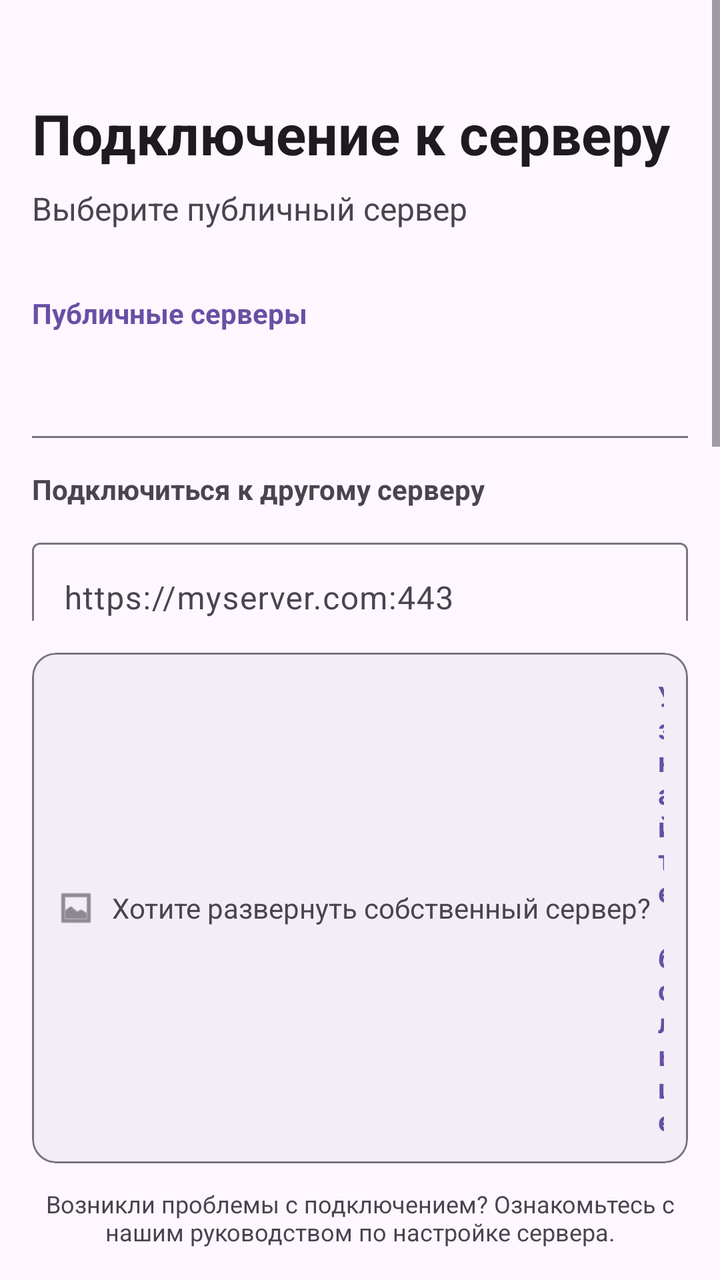
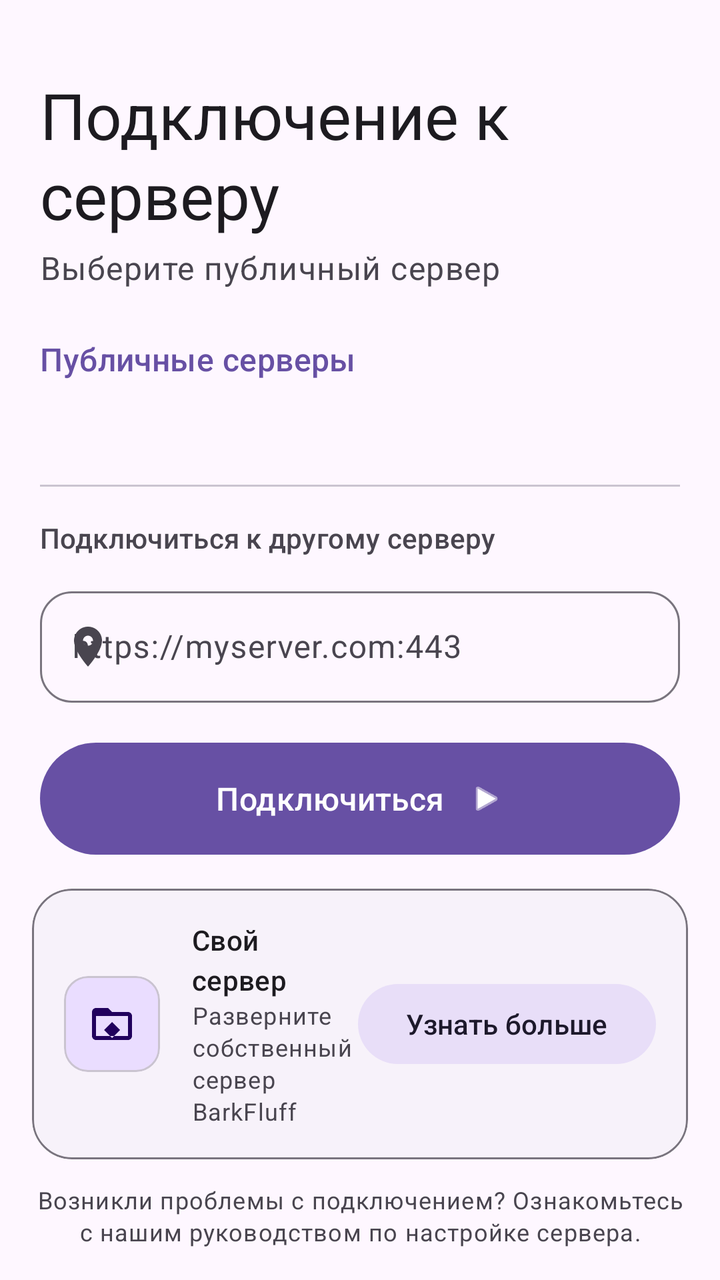

Two renders of the same Android screen: before a commit and after it. Below are the layout's source before the change and the commit's diff.
<!-- AndroidManifest.xml: activity theme Theme.BarkfluffClientAndroid -->
<!-- res/layout/activity_select_server.xml -->
<?xml version="1.0" encoding="utf-8"?>
<androidx.constraintlayout.widget.ConstraintLayout xmlns:android="http://schemas.android.com/apk/res/android"
    xmlns:app="http://schemas.android.com/apk/res-auto"
    android:layout_width="match_parent"
    android:layout_height="match_parent"
    android:background="?attr/android:colorBackground">

    <ScrollView
        android:layout_width="0dp"
        android:layout_height="0dp"
        android:fillViewport="true"
        app:layout_constraintBottom_toTopOf="@id/infoPanel"
        app:layout_constraintEnd_toEndOf="parent"
        app:layout_constraintStart_toStartOf="parent"
        app:layout_constraintTop_toTopOf="parent">

        <LinearLayout
            android:layout_width="match_parent"
            android:layout_height="wrap_content"
            android:orientation="vertical"
            android:padding="16dp">

            
            <TextView
                android:id="@+id/titleText"
                android:layout_width="wrap_content"
                android:layout_height="wrap_content"
                android:layout_marginTop="32dp"
                android:text="Подключение к серверу"
                android:textColor="?attr/colorOnSurface"
                android:textSize="28sp"
                android:textStyle="bold" />

            
            <TextView
                android:id="@+id/subtitleText"
                android:layout_width="wrap_content"
                android:layout_height="wrap_content"
                android:layout_marginTop="8dp"
                android:layout_marginBottom="32dp"
                android:text="Выберите публичный сервер"
                android:textColor="?attr/colorOnSurfaceVariant"
                android:textSize="16sp" />

            
            <TextView
                android:layout_width="wrap_content"
                android:layout_height="wrap_content"
                android:layout_marginBottom="12dp"
                android:text="Публичные серверы"
                android:textColor="?attr/colorPrimary"
                android:textSize="14sp"
                android:textStyle="bold" />

            
            <androidx.recyclerview.widget.RecyclerView
                android:id="@+id/serverListRecyclerView"
                android:layout_width="match_parent"
                android:layout_height="wrap_content"
                android:layout_marginBottom="24dp"
                android:nestedScrollingEnabled="false"
                android:overScrollMode="never" />

            
            <ProgressBar
                android:id="@+id/loadingProgressBar"
                android:layout_width="wrap_content"
                android:layout_height="wrap_content"
                android:layout_gravity="center"
                android:layout_marginBottom="24dp"
                android:visibility="gone" />

            
            <View
                android:layout_width="match_parent"
                android:layout_height="1dp"
                android:layout_marginVertical="16dp"
                android:background="?attr/colorOutline" />

            
            <TextView
                android:layout_width="wrap_content"
                android:layout_height="wrap_content"
                android:layout_marginBottom="12dp"
                android:text="Подключиться к другому серверу"
                android:textColor="?attr/colorOnSurfaceVariant"
                android:textSize="14sp"
                android:textStyle="bold" />

            
            <com.google.android.material.textfield.TextInputLayout
                android:id="@+id/serverAddressInputLayout"
                style="@style/Widget.Material3.TextInputLayout.OutlinedBox"
                android:layout_width="match_parent"
                android:layout_height="wrap_content"
                android:layout_marginBottom="16dp"
                android:hint="https://myserver.com:443">

                <com.google.android.material.textfield.TextInputEditText
                    android:id="@+id/serverAddressEditText"
                    android:layout_width="match_parent"
                    android:layout_height="wrap_content"
                    android:inputType="textUri"
                    android:maxLines="1" />

            </com.google.android.material.textfield.TextInputLayout>

            
            <com.google.android.material.button.MaterialButton
                android:id="@+id/connectButton"
                android:layout_width="wrap_content"
                android:layout_height="wrap_content"
                android:layout_gravity="center_horizontal"
                android:layout_marginBottom="24dp"
                android:paddingHorizontal="32dp"
                android:text="Подключиться"
                android:textAllCaps="false"
                android:textSize="16sp"
                app:icon="@android:drawable/ic_media_play"
                app:iconGravity="textEnd" />

        </LinearLayout>

    </ScrollView>

    
    <LinearLayout
        android:id="@+id/infoPanel"
        android:layout_width="0dp"
        android:layout_height="wrap_content"
        android:orientation="vertical"
        android:padding="16dp"
        app:layout_constraintBottom_toBottomOf="parent"
        app:layout_constraintEnd_toEndOf="parent"
        app:layout_constraintStart_toStartOf="parent">

        
        <com.google.android.material.card.MaterialCardView
            android:id="@+id/selfHostedCard"
            android:layout_width="match_parent"
            android:layout_height="wrap_content"
            android:layout_marginBottom="12dp"
            app:cardBackgroundColor="?attr/colorSurfaceContainer"
            app:cardCornerRadius="12dp"
            app:cardElevation="0dp"
            app:strokeColor="?attr/colorOutline"
            app:strokeWidth="1dp">

            <LinearLayout
                android:layout_width="match_parent"
                android:layout_height="wrap_content"
                android:gravity="center"
                android:orientation="horizontal"
                android:padding="12dp">

                <ImageView
                    android:layout_width="20dp"
                    android:layout_height="20dp"
                    android:layout_marginEnd="8dp"
                    android:src="@android:drawable/ic_menu_gallery"
                    app:tint="?attr/colorOnSurfaceVariant" />

                <TextView
                    android:layout_width="wrap_content"
                    android:layout_height="wrap_content"
                    android:text="Хотите развернуть собственный сервер? "
                    android:textColor="?attr/colorOnSurfaceVariant"
                    android:textSize="14sp" />

                <TextView
                    android:id="@+id/selfHostedLink"
                    android:layout_width="wrap_content"
                    android:layout_height="wrap_content"
                    android:text="Узнайте больше"
                    android:textColor="?attr/colorPrimary"
                    android:textSize="14sp"
                    android:textStyle="bold" />

            </LinearLayout>

        </com.google.android.material.card.MaterialCardView>

        
        <TextView
            android:layout_width="match_parent"
            android:layout_height="wrap_content"
            android:gravity="center"
            android:text="Возникли проблемы с подключением? Ознакомьтесь с нашим руководством по настройке сервера."
            android:textColor="?attr/colorOnSurfaceVariant"
            android:textSize="12sp" />

    </LinearLayout>

</androidx.constraintlayout.widget.ConstraintLayout>
<!-- resources referenced by this layout -->
<resources>
  <style name="Theme.BarkfluffClientAndroid" parent="Base.Theme.BarkfluffClientAndroid" />
  <style name="Base.Theme.BarkfluffClientAndroid" parent="Theme.Material3.DayNight.NoActionBar">
          
          <item name="android:statusBarColor">?attr/colorSurface</item>
          <item name="android:windowBackground">?android:attr/colorBackground</item>
      </style>
</resources>

<!-- the commit's change to res/layout/activity_select_server.xml (unified diff, before → after) -->
@@ -5,7 +5,7 @@
     android:layout_height="match_parent"
     android:background="?attr/android:colorBackground">
 
-    <ScrollView
+    <androidx.core.widget.NestedScrollView
         android:layout_width="0dp"
         android:layout_height="0dp"
         android:fillViewport="true"
@@ -18,29 +18,28 @@
             android:layout_width="match_parent"
             android:layout_height="wrap_content"
             android:orientation="vertical"
-            android:padding="16dp">
+            android:padding="20dp">
 
             
             <TextView
                 android:id="@+id/titleText"
                 android:layout_width="wrap_content"
                 android:layout_height="wrap_content"
-                android:layout_marginTop="32dp"
+                android:layout_marginTop="16dp"
                 android:text="Подключение к серверу"
-                android:textColor="?attr/colorOnSurface"
-                android:textSize="28sp"
-                android:textStyle="bold" />
+                android:textAppearance="?attr/textAppearanceHeadlineLarge"
+                android:textColor="?attr/colorOnSurface" />
 
             
             <TextView
                 android:id="@+id/subtitleText"
                 android:layout_width="wrap_content"
                 android:layout_height="wrap_content"
-                android:layout_marginTop="8dp"
-                android:layout_marginBottom="32dp"
+                android:layout_marginTop="4dp"
+                android:layout_marginBottom="24dp"
                 android:text="Выберите публичный сервер"
-                android:textColor="?attr/colorOnSurfaceVariant"
-                android:textSize="16sp" />
+                android:textAppearance="?attr/textAppearanceBodyLarge"
+                android:textColor="?attr/colorOnSurfaceVariant" />
 
             
             <TextView
@@ -48,9 +47,8 @@
                 android:layout_height="wrap_content"
                 android:layout_marginBottom="12dp"
                 android:text="Публичные серверы"
-                android:textColor="?attr/colorPrimary"
-                android:textSize="14sp"
-                android:textStyle="bold" />
+                android:textAppearance="?attr/textAppearanceTitleMedium"
+                android:textColor="?attr/colorPrimary" />
 
             
             <androidx.recyclerview.widget.RecyclerView
@@ -62,20 +60,21 @@
                 android:overScrollMode="never" />
 
             
-            <ProgressBar
+            <com.google.android.material.progressindicator.CircularProgressIndicator
                 android:id="@+id/loadingProgressBar"
                 android:layout_width="wrap_content"
                 android:layout_height="wrap_content"
                 android:layout_gravity="center"
                 android:layout_marginBottom="24dp"
-                android:visibility="gone" />
-
-            
-            <View
-                android:layout_width="match_parent"
-                android:layout_height="1dp"
-                android:layout_marginVertical="16dp"
-                android:background="?attr/colorOutline" />
+                android:indeterminate="true"
+                android:visibility="gone"
+                app:indicatorColor="?attr/colorPrimary" />
+
+            
+            <com.google.android.material.divider.MaterialDivider
+                android:layout_width="match_parent"
+                android:layout_height="wrap_content"
+                android:layout_marginVertical="16dp" />
 
             
             <TextView
@@ -83,9 +82,8 @@
                 android:layout_height="wrap_content"
                 android:layout_marginBottom="12dp"
                 android:text="Подключиться к другому серверу"
-                android:textColor="?attr/colorOnSurfaceVariant"
-                android:textSize="14sp"
-                android:textStyle="bold" />
+                android:textAppearance="?attr/textAppearanceTitleSmall"
+                android:textColor="?attr/colorOnSurfaceVariant" />
 
             
             <com.google.android.material.textfield.TextInputLayout
@@ -94,7 +92,12 @@
                 android:layout_width="match_parent"
                 android:layout_height="wrap_content"
                 android:layout_marginBottom="16dp"
-                android:hint="https://myserver.com:443">
+                android:hint="https://myserver.com:443"
+                app:boxCornerRadiusBottomEnd="16dp"
+                app:boxCornerRadiusBottomStart="16dp"
+                app:boxCornerRadiusTopEnd="16dp"
+                app:boxCornerRadiusTopStart="16dp"
+                app:startIconDrawable="@drawable/ic_location">
 
                 <com.google.android.material.textfield.TextInputEditText
                     android:id="@+id/serverAddressEditText"
@@ -108,20 +111,20 @@
             
             <com.google.android.material.button.MaterialButton
                 android:id="@+id/connectButton"
-                android:layout_width="wrap_content"
-                android:layout_height="wrap_content"
-                android:layout_gravity="center_horizontal"
-                android:layout_marginBottom="24dp"
-                android:paddingHorizontal="32dp"
+                android:layout_width="match_parent"
+                android:layout_height="64dp"
+                android:layout_marginBottom="24dp"
                 android:text="Подключиться"
                 android:textAllCaps="false"
-                android:textSize="16sp"
+                android:textAppearance="?attr/textAppearanceTitleMedium"
+                app:cornerRadius="32dp"
                 app:icon="@android:drawable/ic_media_play"
-                app:iconGravity="textEnd" />
+                app:iconGravity="textEnd"
+                app:iconPadding="12dp" />
 
         </LinearLayout>
 
-    </ScrollView>
+    </androidx.core.widget.NestedScrollView>
 
     
     <LinearLayout
@@ -140,8 +143,8 @@
             android:layout_width="match_parent"
             android:layout_height="wrap_content"
             android:layout_marginBottom="12dp"
-            app:cardBackgroundColor="?attr/colorSurfaceContainer"
-            app:cardCornerRadius="12dp"
+            app:cardBackgroundColor="?attr/colorSurfaceContainerLow"
+            app:cardCornerRadius="20dp"
             app:cardElevation="0dp"
             app:strokeColor="?attr/colorOutline"
             app:strokeWidth="1dp">
@@ -151,30 +154,54 @@
                 android:layout_height="wrap_content"
                 android:gravity="center"
                 android:orientation="horizontal"
-                android:padding="12dp">
-
-                <ImageView
-                    android:layout_width="20dp"
-                    android:layout_height="20dp"
-                    android:layout_marginEnd="8dp"
-                    android:src="@android:drawable/ic_menu_gallery"
-                    app:tint="?attr/colorOnSurfaceVariant" />
-
-                <TextView
+                android:padding="16dp">
+
+                <com.google.android.material.card.MaterialCardView
+                    android:layout_width="48dp"
+                    android:layout_height="48dp"
+                    android:layout_marginEnd="16dp"
+                    app:cardBackgroundColor="?attr/colorPrimaryContainer"
+                    app:cardCornerRadius="12dp"
+                    app:cardElevation="0dp">
+
+                    <ImageView
+                        android:layout_width="24dp"
+                        android:layout_height="24dp"
+                        android:layout_gravity="center"
+                        android:src="@drawable/ic_download"
+                        app:tint="?attr/colorOnPrimaryContainer" />
+
+                </com.google.android.material.card.MaterialCardView>
+
+                <LinearLayout
+                    android:layout_width="0dp"
+                    android:layout_height="wrap_content"
+                    android:layout_weight="1"
+                    android:orientation="vertical">
+
+                    <TextView
+                        android:layout_width="wrap_content"
+                        android:layout_height="wrap_content"
+                        android:text="Свой сервер"
+                        android:textAppearance="?attr/textAppearanceTitleSmall"
+                        android:textColor="?attr/colorOnSurface" />
+
+                    <TextView
+                        android:layout_width="wrap_content"
+                        android:layout_height="wrap_content"
+                        android:text="Разверните собственный сервер BarkFluff"
+                        android:textAppearance="?attr/textAppearanceBodySmall"
+                        android:textColor="?attr/colorOnSurfaceVariant" />
+
+                </LinearLayout>
+
+                <com.google.android.material.button.MaterialButton
+                    android:id="@+id/selfHostedLink"
+                    style="@style/Widget.Material3.Button.TonalButton"
                     android:layout_width="wrap_content"
                     android:layout_height="wrap_content"
-                    android:text="Хотите развернуть собственный сервер? "
-                    android:textColor="?attr/colorOnSurfaceVariant"
-                    android:textSize="14sp" />
-
-                <TextView
-                    android:id="@+id/selfHostedLink"
-                    android:layout_width="wrap_content"
-                    android:layout_height="wrap_content"
-                    android:text="Узнайте больше"
-                    android:textColor="?attr/colorPrimary"
-                    android:textSize="14sp"
-                    android:textStyle="bold" />
+                    android:text="Узнать больше"
+                    android:textAllCaps="false" />
 
             </LinearLayout>
 
@@ -186,8 +213,8 @@
             android:layout_height="wrap_content"
             android:gravity="center"
             android:text="Возникли проблемы с подключением? Ознакомьтесь с нашим руководством по настройке сервера."
-            android:textColor="?attr/colorOnSurfaceVariant"
-            android:textSize="12sp" />
+            android:textAppearance="?attr/textAppearanceBodySmall"
+            android:textColor="?attr/colorOnSurfaceVariant" />
 
     </LinearLayout>
 
<!-- resource entries referenced after the edit -->
@@ -1,10 +1,44 @@
 <!-- resources referenced by this layout -->
 <resources>
+  <!-- drawable ic_download (drawable) -->
+  <?xml version="1.0" encoding="utf-8"?>
+  <vector xmlns:android="http://schemas.android.com/apk/res/android"
+      android:width="24dp"
+      android:height="24dp"
+      android:viewportWidth="24"
+      android:viewportHeight="24">
+      <path
+          android:fillColor="?attr/colorOnSurface"
+          android:pathData="M20,6h-8l-2,-2H4C2.9,4 2.01,4.9 2.01,6L2,18c0,1.1 0.9,2 2,2h16c1.1,0 2,-0.9 2,-2V8C22,6.9 21.1,6 20,6zM20,18H4V8h16V18zM12,11l4,4 -4,4 -4,-4 4,-4z"/>
+  </vector>
+  <!-- drawable ic_location (drawable) -->
+  <?xml version="1.0" encoding="utf-8"?>
+  <vector xmlns:android="http://schemas.android.com/apk/res/android"
+      android:width="24dp"
+      android:height="24dp"
+      android:viewportWidth="24"
+      android:viewportHeight="24">
+      <path
+          android:fillColor="?attr/colorOnSurface"
+          android:pathData="M12,2C8.13,2 5,5.13 5,9c0,5.25 7,13 7,13s7,-7.75 7,-13c0,-3.87 -3.13,-7 -7,-7zM12,11.5c-1.38,0 -2.5,-1.12 -2.5,-2.5s1.12,-2.5 2.5,-2.5 2.5,1.12 2.5,2.5 -1.12,2.5 -2.5,2.5z"/>
+  </vector>
   <style name="Theme.BarkfluffClientAndroid" parent="Base.Theme.BarkfluffClientAndroid" />
   <style name="Base.Theme.BarkfluffClientAndroid" parent="Theme.Material3.DayNight.NoActionBar">
           
-          <item name="android:statusBarColor">?attr/colorSurface</item>
+          <item name="android:windowLayoutInDisplayCutoutMode" tools:targetApi="p">shortEdges</item>
+          <item name="android:statusBarColor">@android:color/transparent</item>
+          <item name="android:navigationBarColor">@android:color/transparent</item>
           <item name="android:windowBackground">?android:attr/colorBackground</item>
+          
+          
+          <item name="shapeAppearanceSmallComponent">@style/ShapeAppearance.Material3.SmallComponent</item>
+          <item name="shapeAppearanceMediumComponent">@style/ShapeAppearance.Material3.MediumComponent</item>
+          <item name="shapeAppearanceLargeComponent">@style/ShapeAppearance.Material3.LargeComponent</item>
+          
+          
+          <item name="textAppearanceDisplayLarge">@style/TextAppearance.Material3.DisplayLarge</item>
+          <item name="textAppearanceHeadlineLarge">@style/TextAppearance.Material3.HeadlineLarge</item>
+          <item name="textAppearanceTitleLarge">@style/TextAppearance.Material3.TitleLarge</item>
       </style>
 </resources>
 
